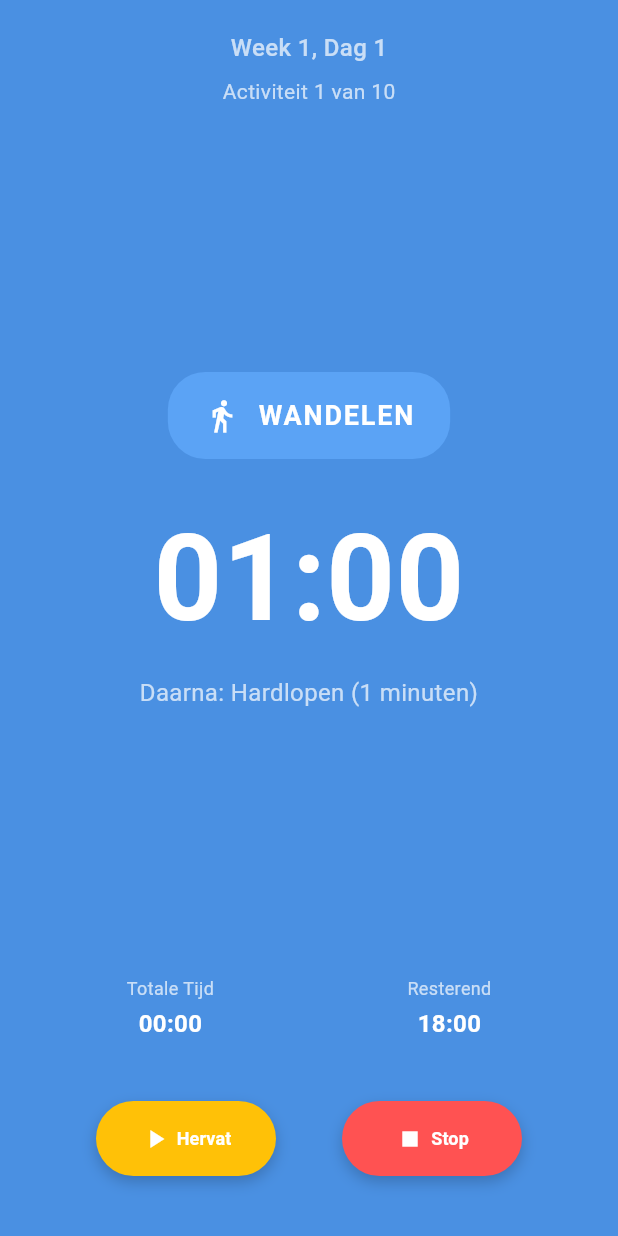
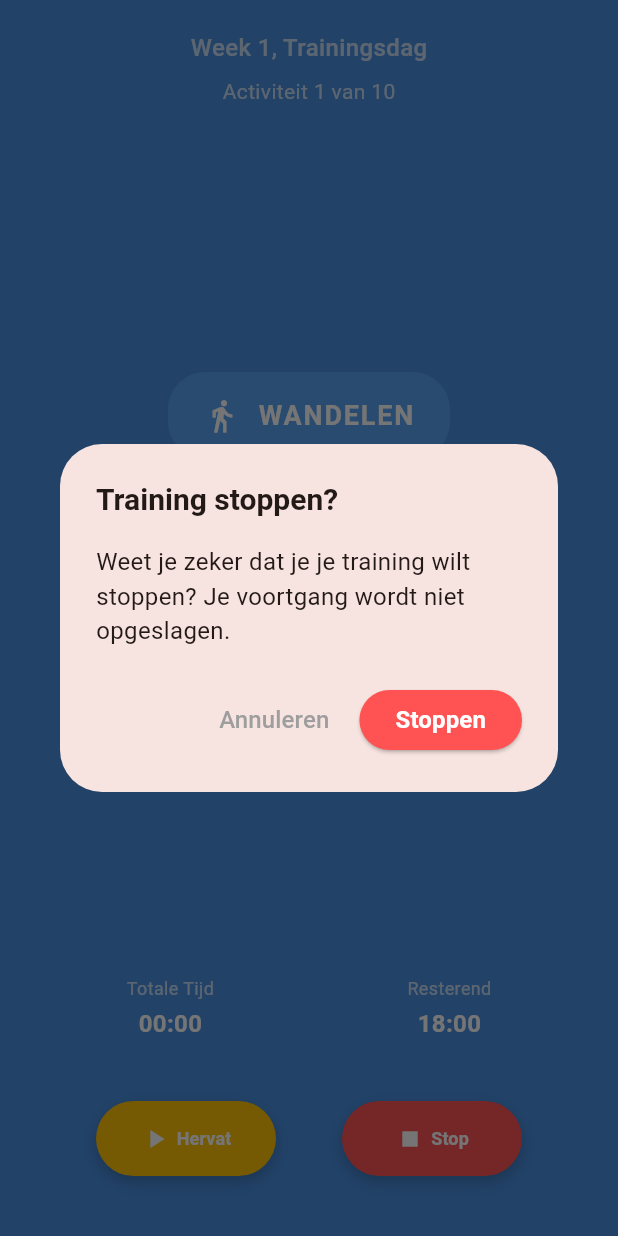
Before and after one commit to Cowlover3000/start-to-run-app, a Flutter app: the ActiveTrainingScreen screen opened directly, after a tap on "Stop", on a phone screen of 412 x 824 dp. Run offline on Flutter 3.47's test engine with Material 3 defaults, Android fonts, the phone set to English and light mode, and no system bars; our stand-ins replace audioplayers, flutter_local_notifications, shared_preferences, timezone, vibration; accounts and stored records are empty.

Commit message:
feat: Add method to determine training day type and update UI references

```diff
--- a/start_to_run_app/lib/providers/training_data_provider.dart
+++ b/start_to_run_app/lib/providers/training_data_provider.dart
@@ -222,6 +222,13 @@ class TrainingDataProvider extends ChangeNotifier {
     return dayNames[dayNumber - 1];
   }
 
+  /// Get the training day type (Training Day or Rest Day)
+  String getDayType(int week, int day) {
+    final trainingDay = TrainingProgram.getDay(week, day);
+    if (trainingDay == null) return 'Unknown';
+    return trainingDay.isTrainingDay ? 'Trainingsdag' : 'Rustdag';
+  }
+
   /// Get formatted duration string
   String formatDuration(int minutes) {
     if (minutes < 60) {
--- a/start_to_run_app/lib/screens/active_training_screen.dart
+++ b/start_to_run_app/lib/screens/active_training_screen.dart
@@ -109,7 +109,7 @@ class _ActiveTrainingScreenState extends State<ActiveTrainingScreen> {
                   Column(
                     children: [
                       Text(
-                        'Week ${trainingData.currentWeek}, Dag ${trainingData.currentDay}',
+                        'Week ${trainingData.currentWeek}, ${trainingData.getDayType(trainingData.currentWeek, trainingData.currentDay)}',
                         style: const TextStyle(
                           color: Colors.white70,
                           fontSize: 16,
@@ -340,9 +340,7 @@ class _ActiveTrainingScreenState extends State<ActiveTrainingScreen> {
                             ),
                             child: ElevatedButton(
                               onPressed: () {
-                                sessionProvider.stopSession();
-                                // Use callback to navigate back to home
-                                widget.onStopTraining?.call();
+                                _showStopConfirmationDialog(context, sessionProvider);
                               },
                               style: ElevatedButton.styleFrom(
                                 backgroundColor: Colors.transparent,
@@ -396,6 +394,62 @@ class _ActiveTrainingScreenState extends State<ActiveTrainingScreen> {
     return '${minutes.toString().padLeft(2, '0')}:${remainingSeconds.toString().padLeft(2, '0')}';
   }
 
+  void _showStopConfirmationDialog(
+    BuildContext context,
+    TrainingSessionProvider sessionProvider,
+  ) {
+    showDialog(
+      context: context,
+      builder: (BuildContext context) {
+        return AlertDialog(
+          title: const Text(
+            'Training stoppen?',
+            style: TextStyle(
+              fontSize: 20,
+              fontWeight: FontWeight.bold,
+            ),
+          ),
+          content: const Text(
+            'Weet je zeker dat je je training wilt stoppen? Je voortgang wordt niet opgeslagen.',
+            style: TextStyle(fontSize: 16),
+          ),
+          actions: [
+            TextButton(
+              onPressed: () {
+                Navigator.of(context).pop(); // Close dialog
+              },
+              child: const Text(
+                'Annuleren',
+                style: TextStyle(
+                  fontSize: 16,
+                  color: Colors.grey,
+                ),
+              ),
+            ),
+            ElevatedButton(
+              onPressed: () {
+                Navigator.of(context).pop(); // Close dialog
+                sessionProvider.stopSession();
+                widget.onStopTraining?.call(); // Navigate back to home
+              },
+              style: ElevatedButton.styleFrom(
+                backgroundColor: const Color(0xFFFF5252),
+                foregroundColor: Colors.white,
+              ),
+              child: const Text(
+                'Stoppen',
+                style: TextStyle(
+                  fontSize: 16,
+                  fontWeight: FontWeight.w600,
+                ),
+              ),
+            ),
+          ],
+        );
+      },
+    );
+  }
+
   void _showCompletionDialog(
     BuildContext context,
     TrainingDataProvider trainingData,
@@ -439,7 +493,7 @@ class _ActiveTrainingScreenState extends State<ActiveTrainingScreen> {
                 const SizedBox(height: 8),
 
                 Text(
-                  'Je hebt Week ${trainingData.currentWeek}, Dag ${trainingData.currentDay} voltooid!',
+                  'Je hebt Week ${trainingData.currentWeek}, ${trainingData.getDayType(trainingData.currentWeek, trainingData.currentDay)} voltooid!',
                   style: TextStyle(fontSize: 16, color: Colors.grey.shade600),
                   textAlign: TextAlign.center,
                 ),
```
Also changed, not shown: start_to_run_app/lib/screens/main_screen.dart (+2 -18 lines).
